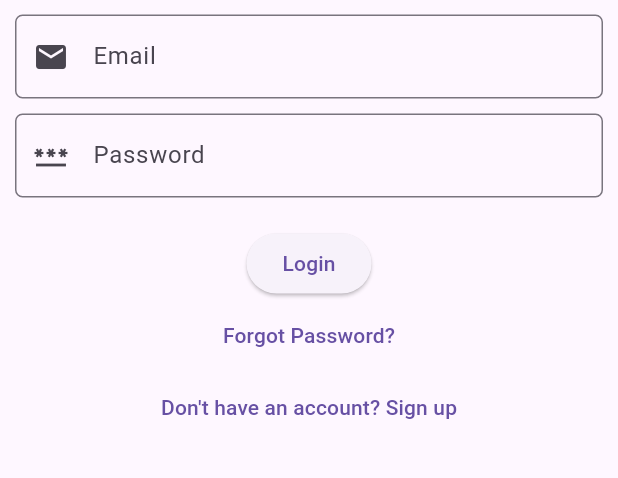
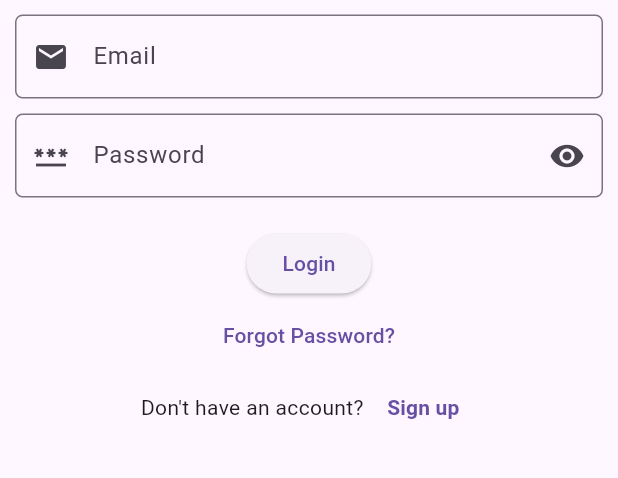
Before and after one commit to Syfur007/skillup, a Flutter app: the screen it shows after launch, on a phone screen of 412 x 824 dp, the part 119-597 px from its top. Run offline on Flutter 3.47's test engine with Material 3 defaults, Android fonts, the phone set to English and light mode, and no system bars; our stand-ins replace firebase_core, firebase_crashlytics; accounts and stored records are empty.

```diff
--- a/lib/features/auth/screens/login_screen.dart
+++ b/lib/features/auth/screens/login_screen.dart
@@ -13,6 +13,7 @@ class LoginScreen extends StatefulWidget {
 class _LoginScreenState extends State<LoginScreen> {
   final TextEditingController _emailController = TextEditingController();
   final TextEditingController _passwordController = TextEditingController();
+  bool _isObscure = true;
 
   @override
   void initState() {
@@ -72,14 +73,22 @@ class _LoginScreenState extends State<LoginScreen> {
                       validator: (value) {
                         return AuthProvider().validatePassword(value);
                       },
-
-                      obscureText: true,
-                      decoration: const InputDecoration(
+                      obscureText: _isObscure,
+                      decoration: InputDecoration(
                         prefixIcon: Icon(Icons.password),
                         labelText: "Password",
                         hintText: "Enter your Password",
                         border: OutlineInputBorder(
                           borderRadius: BorderRadius.all(Radius.circular(5)),
+                        ),
+                        suffixIcon: IconButton(
+                          icon: Icon(
+                            _isObscure
+                                ? Icons.visibility
+                                : Icons.visibility_off,
+                          ),
+                          onPressed: () =>
+                              setState(() => _isObscure = !_isObscure),
                         ),
                       ),
                     ),
@@ -96,9 +105,18 @@ class _LoginScreenState extends State<LoginScreen> {
                     child: Text("Login"),
                   ),
                   TextButton(onPressed: () {}, child: Text("Forgot Password?")),
-                  TextButton(
-                    onPressed: () {},
-                    child: Text("Don't have an account? Sign up"),
+                  Row(
+                    mainAxisAlignment: MainAxisAlignment.center,
+                    children: [
+                      Text("Don't have an account? "),
+                      TextButton(
+                        onPressed: () {},
+                        child: Text(
+                          "Sign up",
+                          style: TextStyle(fontWeight: FontWeight.bold),
+                        ),
+                      ),
+                    ],
                   ),
                 ],
               ),
```
Also changed, not shown: lib/features/auth/screens/registration_screen.dart (+123 -1 lines).
